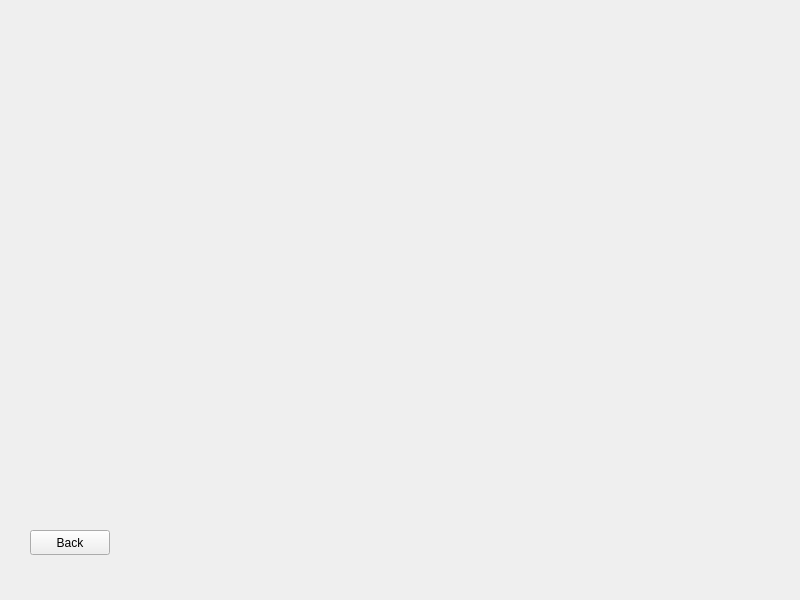
Before: the Qt Designer form Views/previewmenu.ui in MehmetHY/MilitaryOutpostManagement-Qt5, drawn with Qt 5.
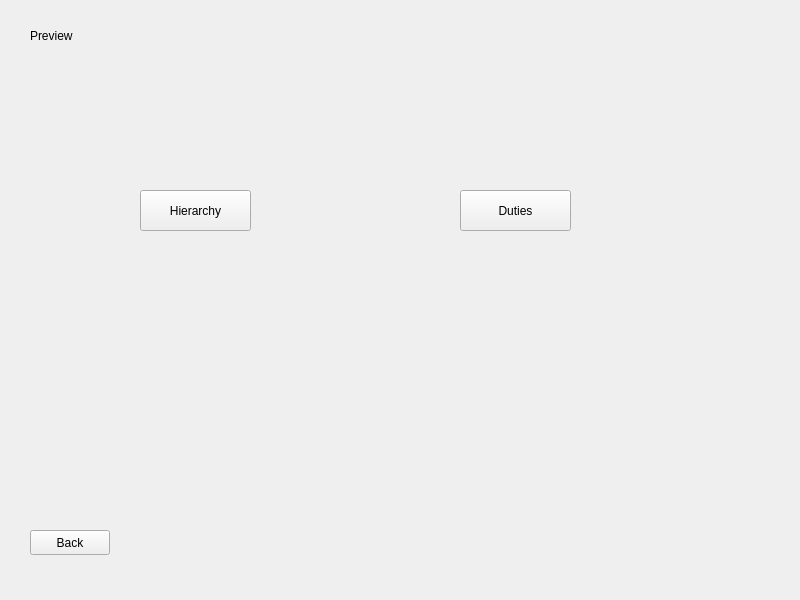
After: the same form once the commit is applied.

Commit message: implemented basic preview menu

```diff
--- a/Views/previewmenu.ui
+++ b/Views/previewmenu.ui
@@ -29,6 +29,45 @@
     <string>Back</string>
    </property>
   </widget>
+  <widget class="QPushButton" name="hierarchyButton">
+   <property name="geometry">
+    <rect>
+     <x>140</x>
+     <y>190</y>
+     <width>111</width>
+     <height>41</height>
+    </rect>
+   </property>
+   <property name="text">
+    <string>Hierarchy</string>
+   </property>
+  </widget>
+  <widget class="QPushButton" name="dutiesButton">
+   <property name="geometry">
+    <rect>
+     <x>460</x>
+     <y>190</y>
+     <width>111</width>
+     <height>41</height>
+    </rect>
+   </property>
+   <property name="text">
+    <string>Duties</string>
+   </property>
+  </widget>
+  <widget class="QLabel" name="label">
+   <property name="geometry">
+    <rect>
+     <x>30</x>
+     <y>20</y>
+     <width>91</width>
+     <height>31</height>
+    </rect>
+   </property>
+   <property name="text">
+    <string>Preview</string>
+   </property>
+  </widget>
  </widget>
  <resources/>
  <connections/>
```
The commit also changes 3 other files.
